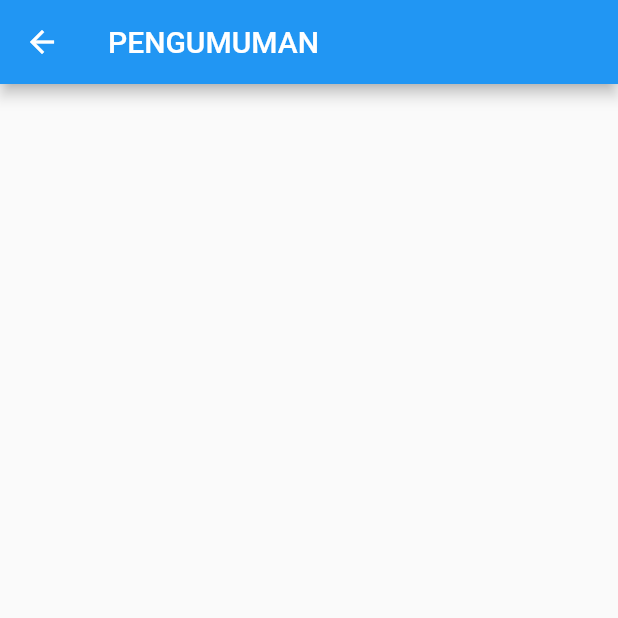
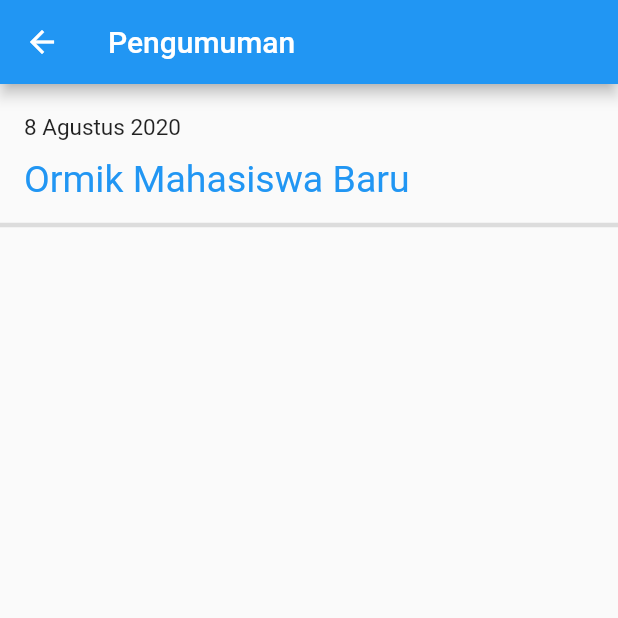
Before and after one commit to swtlbyz/kemahasiswaan_kelompok9, a Flutter app: the Pengumuman screen opened directly, on a phone screen of 412 x 824 dp, the top half of it. Run offline on Flutter 3.47's test engine with Material 2 defaults, Android fonts, the phone set to English and light mode, and no system bars.

Commit message:
update class Pengumuman dan PengumumanDetail

```diff
--- a/lib/main.dart
+++ b/lib/main.dart
@@ -10,7 +10,7 @@ class MyApp extends StatelessWidget {
   Widget build(BuildContext context) {
     return MaterialApp(
       debugShowCheckedModeBanner: false,
-      title: 'flutter demo',
+      title: 'Student App',
       theme: ThemeData(
         primarySwatch: Colors.blue,
       ),
--- a/lib/pages/home.dart
+++ b/lib/pages/home.dart
@@ -48,7 +48,7 @@ class _HomeState extends State<Home> {
           ),
           BottomNavigationBarItem(
             icon: Icon(Icons.person),
-            label: 'Profile',
+            label: 'Profil',
           ),
         ],
         onTap: (index) {
--- a/lib/pages/kemahasiswaan/pengumuman.dart
+++ b/lib/pages/kemahasiswaan/pengumuman.dart
@@ -1,4 +1,5 @@
 import 'package:flutter/material.dart';
+import 'package:kemahasiswaan_kelompok9/pages/kemahasiswaan/pengumumanDetail.dart';
 
 class Pengumuman extends StatefulWidget {
   @override
@@ -9,9 +10,30 @@ class _PengumumanState extends State<Pengumuman> {
   @override
   Widget build(BuildContext context) {
     return Scaffold(
-      appBar: AppBar(
-        title: Text('PENGUMUMAN'),
-      ),
-    );
+        appBar: AppBar(
+          title: Text('Pengumuman'),
+        ),
+        body: ListView(
+          children: [
+            ListTile(
+              title: Text('8 Agustus 2020',
+                  style: TextStyle(height: 2.5, fontSize: 15)),
+              subtitle: Text('Ormik Mahasiswa Baru',
+                  style:
+                      TextStyle(height: 1.5, fontSize: 25, color: Colors.blue)),
+              onTap: () {
+                Navigator.push(
+                    context,
+                    MaterialPageRoute(
+                        builder: (context) => PengumumanDetail()));
+              },
+            ),
+            Divider(
+              color: Colors.black12,
+              height: 20,
+              thickness: 3,
+            ),
+          ],
+        ));
   }
 }
```
Also changed, not shown: lib/pages/akademik.dart (+7 -1 lines), lib/pages/dashboard.dart (+7 -1 lines), lib/pages/kemahasiswaan/pengumumanDetail.dart (added, +35 -0 lines), lib/pages/profil.dart (+7 -1 lines), pubspec.lock.
